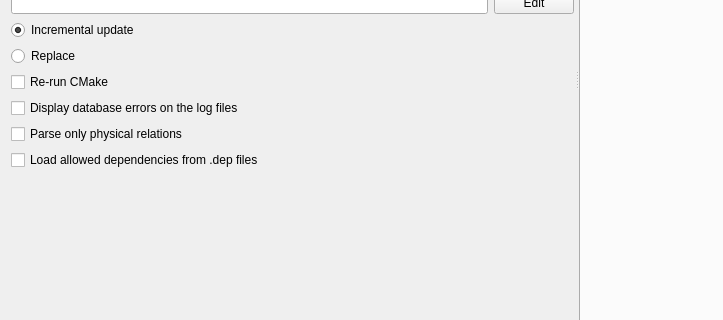
Qt form lvtqtw/ct_lvtqtw_parse_codebase.ui (KDE/codevis) before a commit; both pictures show x 0 to 723 and y 271 to 591 of the 945 by 728 pixel window.
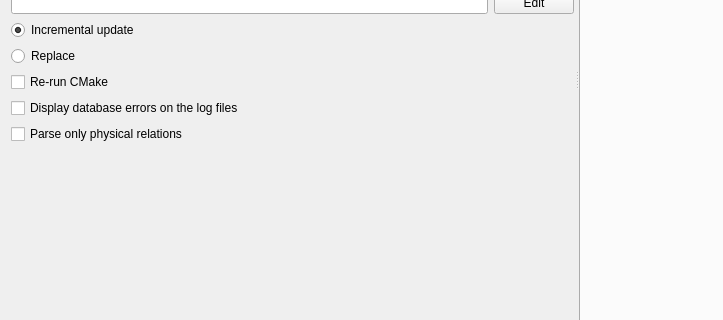
The same form after that commit.

Commit message:
Removing all mentions of "Allowed Dependencies" in the code
Anything that has been removed is (or will be) reimplemented in the Allowed Dependencies Plugin.

Diff of the .ui file:
```diff
--- a/lvtqtw/ct_lvtqtw_parse_codebase.ui
+++ b/lvtqtw/ct_lvtqtw_parse_codebase.ui
@@ -263,16 +263,6 @@
              </property>
             </widget>
            </item>
-           <item>
-            <widget class="QCheckBox" name="loadAllowedDependencies">
-             <property name="toolTip">
-              <string>Search for .dep files and load all allowed dependencies from them.</string>
-             </property>
-             <property name="text">
-              <string>Load allowed dependencies from .dep files</string>
-             </property>
-            </widget>
-           </item>
           </layout>
          </item>
          <item>
```
The commit also changes 35 other files.
